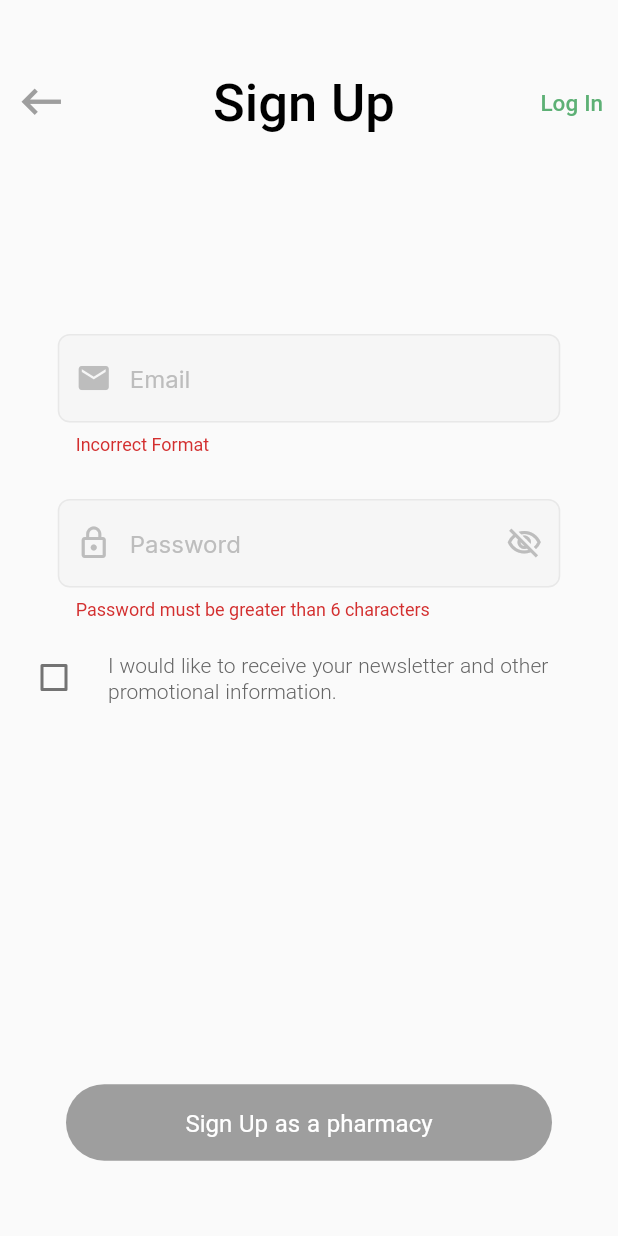
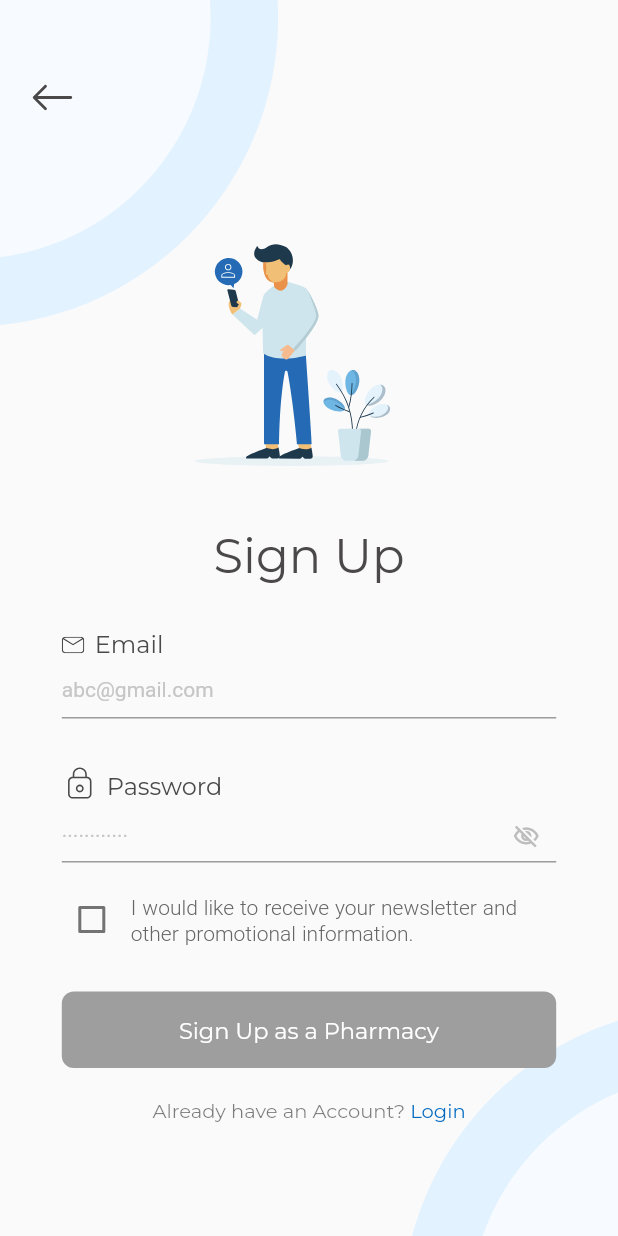
Before and after one commit to sgarg15/ConnectPharma, a Flutter app: the screen it shows after launch, after a tap on "Pharmacy", on a phone screen of 412 x 824 dp. Run offline on Flutter 3.47's test engine with Material 2 defaults, Android fonts, the phone set to English and light mode, and no system bars; our stand-ins replace cloud_firestore, cloud_functions, datetime_picker_formfield, device_preview, dio, email_validator and 16 more; missing offline and left inert: firebase_app_check, flutter_cached_pdfview, syncfusion_flutter_pdf; accounts and stored records are empty.

Commit message:
Added Pharmacy SignUp Page UI

```diff
--- a/lib/main.dart
+++ b/lib/main.dart
@@ -12,9 +12,11 @@
 import './src/screens/autoLogin.dart';
 import './src/screens/login.dart';
 import './src/screens/Pharmacy/Sign Up/1pharmacy_signup.dart';
-
 import 'src/providers/auth_provider.dart';
 import 'package:firebase_app_check/firebase_app_check.dart';
+import 'package:flutter/services.dart';
+import 'package:device_preview/device_preview.dart';
+
 
 //TODO: Change Registration Province In Pharmacist to ask for Full province and not abbreviation for pharmacist signup
 //Decrease Registration Number from 5 to 4 digits for pharmacist signup
@@ -58,12 +60,21 @@
 
   await dotenv.load();
   runApp(
-    const ProviderScope(
+    DevicePreview(
+      enabled: false,
+      builder: (context) {
+        return ProviderScope(
       child: MaterialApp(
+            useInheritedMediaQuery: true,
+            locale: DevicePreview.locale(context),
+            builder: DevicePreview.appBuilder,
         home: ConnectPharma(),
         debugShowCheckedModeBanner: false,
       ),
+        );
+      },
     ),
+
   );
 }
 
@@ -94,6 +105,10 @@
 
   @override
   Widget build(BuildContext context) {
+    SystemChrome.setPreferredOrientations([
+      DeviceOrientation.portraitUp,
+      DeviceOrientation.portraitDown,
+    ]);
     var selectUserTypeButtonStyle = ButtonStyle(
         backgroundColor: MaterialStateProperty.all(Colors.black.withOpacity(0.36)),
         elevation: MaterialStateProperty.all(0),
--- a/lib/src/screens/Pharmacy/Sign Up/1pharmacy_signup.dart
+++ b/lib/src/screens/Pharmacy/Sign Up/1pharmacy_signup.dart
@@ -7,7 +7,9 @@
 import 'package:connectpharma/src/providers/pharmacy_signup_provider.dart';
 import 'package:connectpharma/src/screens/Pharmacy/Sign Up/2accountInformation.dart';
 import 'package:connectpharma/src/screens/login.dart';
-
+import 'package:flutter_svg/flutter_svg.dart';
+import 'package:google_fonts/google_fonts.dart';
+import 'package:flutter/gestures.dart';
 import '../../../../all_used.dart';
 
 final pharmacySignUpProvider =
@@ -30,34 +32,173 @@
   bool checkedValue = false;
   bool passwordVisibility = false;
 
-  //String _password, _email;
-  final GlobalKey<FormState> _formKey = GlobalKey<FormState>();
+  final String backArrow = 'assets/icons/back-arrow.svg';
+  final String singUpDude = 'assets/icons/sign-up.svg';
+  final String emailIcon = 'assets/icons/emailIcon.svg';
+  final String passwordIcon = 'assets/icons/passwordIcon.svg';
+  final String cornerCircles = 'assets/icons/CornerDesigns.svg';
 
   @override
   void initState() {
     super.initState();
   }
 
-  @override
   Widget build(BuildContext context) {
     return Consumer(
       builder: (context, ref, child) {
         ref.watch(pharmacySignUpProvider);
 
-        return Scaffold(
-          resizeToAvoidBottomInset: false,
-          body: Container(
-            child: Stack(
-              alignment: Alignment.center,
+        return GestureDetector(
+          onTap: () {
+            FocusManager.instance.primaryFocus?.unfocus();
+          },
+          child: Scaffold(
+            resizeToAvoidBottomInset: true,
+            body: Stack(
               children: <Widget>[
-                //Back/Sign up/Log In Widgets
-                signUpHeader(context),
+                Container(
+                    transform: Matrix4.translationValues(MediaQuery.of(context).size.width * -0.55,
+                        MediaQuery.of(context).size.height * -0.28, 0),
+                    child: SvgPicture.asset(cornerCircles)),
+                Container(
+                    transform: Matrix4.translationValues(MediaQuery.of(context).size.width * 0.65,
+                        MediaQuery.of(context).size.height * 0.77, 0),
+                    child: SvgPicture.asset(cornerCircles)),
+                Padding(
+                  padding: EdgeInsets.only(left: 20, top: 50),
+                  child: GestureDetector(
+                    child: SvgPicture.asset(backArrow),
+                    onTap: () {
+                      Navigator.pop(context);
+                    },
+                  ),
+                ),
+                Center(
+                  child: Column(
+                    children: <Widget>[
+                      Expanded(
+                        child: LayoutBuilder(
+                          builder: (context, constraints) {
+                            return NotificationListener<OverscrollIndicatorNotification>(
+                              onNotification: (OverscrollIndicatorNotification overscroll) {
+                                overscroll.disallowIndicator();
+                                return true;
+                              },
+                              child: SingleChildScrollView(
+                                physics: ClampingScrollPhysics(),
+                                child: Column(
+                                  children: [
+                                    constraints.maxHeight > 700
+                                        ? SizedBox(height: 150)
+                                        : SizedBox(height: 70),
 
-                //Email/Password Widgets
-                signUpInfo(ref),
+                                    //Sign Up Picture
+                                    SvgPicture.asset(singUpDude),
+                                    SizedBox(height: 30),
+
+                                    //Sign Up Text
+                                    RichText(
+                                      text: TextSpan(
+                                        text: "Sign Up",
+                                        style: TextStyle(
+                                            fontSize: 32.0,
+                                            color: Color(0xFF4A4848),
+                                            fontFamily: GoogleFonts.montserrat(
+                                              fontWeight: FontWeight.w600,
+                                            ).fontFamily),
+                                      ),
+                                    ),
+                                    SizedBox(height: 30),
+
+                                    //Email Form
+                                    emailField(context, ref),
+                                    SizedBox(height: 30),
+
+                                    //Password Form
+                                    passwordField(context, ref),
+                                    SizedBox(height: 10),
+
+                                    //Newsletter Checkbox
+                                    Container(
+                                      width: MediaQuery.of(context).size.width * 0.8,
+                                      child: CheckboxListTile(
+                                        selectedTileColor: Color(0xFF0069C1),
+                                        activeColor: Color(0xFF0069C1),
+                                        contentPadding: EdgeInsets.only(left: 0, right: 0),
+                                        title: Transform.translate(
+                                          offset: Offset(-10, 0),
+                                          child: RichText(
+                                            text: TextSpan(
+                                              text:
+                                                  "I would like to receive your newsletter and other promotional information.",
+                                              style: TextStyle(
+                                                fontWeight: FontWeight.w300,
+                                                fontSize: 14.0,
+                                                color: Color(0xFF666666),
+                                              ),
+                                            ),
+                                          ),
+                                        ),
+                                        value: checkedValue,
+                                        onChanged: (newValue) {
+                                          //todo: Save the check value information to save to account
+                                          setState(() {
+                                            checkedValue = newValue!;
+                                          });
+                                        },
+                                        controlAffinity: ListTileControlAffinity
+                                            .leading, //  <-- leading Checkbox
+                                      ),
+                                    ),
+                                    SizedBox(height: 20),
 
                                     //Sign Up Button
-                signUpButton(ref, context),
+                                    signUpButton(context, ref),
+                                    SizedBox(height: 20),
+
+                                    //Sign Up Text
+                                    RichText(
+                                      text: TextSpan(
+                                        children: [
+                                          TextSpan(
+                                            text: "Already have an Account? ",
+                                            style: TextStyle(
+                                                fontSize: 13.0,
+                                                color: Color.fromARGB(169, 60, 60, 60),
+                                                fontFamily: GoogleFonts.montserrat(
+                                                  fontWeight: FontWeight.w400,
+                                                ).fontFamily),
+                                          ),
+                                          TextSpan(
+                                            recognizer: new TapGestureRecognizer()
+                                              ..onTap = () {
+                                                Navigator.push(
+                                                    context,
+                                                    MaterialPageRoute(
+                                                        builder: (context) => LogInPage()));
+                                              },
+                                            text: "Login",
+                                            style: TextStyle(
+                                                fontSize: 13.0,
+                                                color: Color(0xFF0069C1),
+                                                fontFamily: GoogleFonts.montserrat(
+                                                  fontWeight: FontWeight.w500,
+                                                ).fontFamily),
+                                          ),
+                                        ],
+                                      ),
+                                    ),
+                                    SizedBox(height: 20),
+                                  ],
+                                ),
+                              ),
+                            );
+                          },
+                        ),
+                      ),
+                    ],
+                  ),
+                ),
               ],
             ),
           ),
@@ -66,37 +207,150 @@
     );
   }
 
-  Align signUpButton(WidgetRef ref, BuildContext context) {
-    return Align(
-      alignment: Alignment(0, 0.87),
+  Container emailField(BuildContext context, WidgetRef ref) {
+    return Container(
+        width: MediaQuery.of(context).size.width * 0.8,
         child: Column(
           mainAxisSize: MainAxisSize.min,
           children: <Widget>[
-          //Sign Up Button
-          SizedBox(
-            width: 324,
+            Row(
+              children: <Widget>[
+                SvgPicture.asset(emailIcon, width: 15, height: 15),
+                Padding(
+                  padding: const EdgeInsets.only(left: 7),
+                  child: RichText(
+                      text: TextSpan(
+                          text: "Email",
+                          style: TextStyle(
+                              fontSize: 16.0,
+                              color: Color(0xFF4A4848),
+                              fontFamily: GoogleFonts.montserrat(fontWeight: FontWeight.normal)
+                                  .fontFamily))),
+                ),
+              ],
+            ),
+            TextFormField(
+              keyboardType: TextInputType.emailAddress,
+              textCapitalization: TextCapitalization.none,
+              onChanged: (String emailAddress) {
+                ref.read(pharmacySignUpProvider.notifier).changeEmail(emailAddress);
+              },
+              validator: (value) {
+                if (!EmailValidator.validate(value!)) {
+                  return "Incorrect Format";
+                }
+                return null;
+              },
+              autovalidateMode: AutovalidateMode.onUserInteraction,
+              initialValue: ref.read(pharmacySignUpProvider.notifier).email,
+              decoration: InputDecoration(
+                isDense: true,
+                hintText: "abc@gmail.com",
+                hintStyle: TextStyle(
+                  fontSize: 14.0,
+                  color: Color(0xFFC6C6C6),
+                ),
+                contentPadding: EdgeInsets.symmetric(
+                  vertical: 10,
+                  horizontal: 0,
+                ),
+              ),
+            ),
+          ],
+        ));
+  }
+
+  Container passwordField(BuildContext context, WidgetRef ref) {
+    return Container(
+      width: MediaQuery.of(context).size.width * 0.8,
+      child: Column(
+        mainAxisSize: MainAxisSize.min,
+        children: <Widget>[
+          Row(
+            mainAxisAlignment: MainAxisAlignment.start,
+            crossAxisAlignment: CrossAxisAlignment.center,
+            children: <Widget>[
+              SvgPicture.asset(passwordIcon, width: 25, height: 25),
+              Padding(
+                padding: const EdgeInsets.only(left: 5, top: 6),
+                child: RichText(
+                    text: TextSpan(
+                        text: "Password",
+                        style: TextStyle(
+                            fontSize: 16.0,
+                            color: Color(0xFF4A4848),
+                            fontFamily:
+                                GoogleFonts.montserrat(fontWeight: FontWeight.normal).fontFamily))),
+              ),
+            ],
+          ),
+          TextFormField(
+            keyboardType: TextInputType.visiblePassword,
+            obscureText: !passwordVisibility,
+            textCapitalization: TextCapitalization.none,
+            onChanged: (String password) {
+              ref.read(pharmacySignUpProvider.notifier).changePassword(password);
+            },
+            validator: (value) {
+              if (value!.length < 6) {
+                return "Password must be greater than 6 characters";
+              }
+              return null;
+            },
+            autovalidateMode: AutovalidateMode.onUserInteraction,
+            initialValue: ref.read(pharmacySignUpProvider.notifier).password,
+            decoration: InputDecoration(
+              suffixIconConstraints: BoxConstraints(minHeight: 40, minWidth: 40),
+              suffixIcon: IconButton(
+                padding: const EdgeInsets.only(top: 5),
+                constraints: BoxConstraints(),
+                icon: Icon(
+                    passwordVisibility ? Icons.visibility_outlined : Icons.visibility_off_outlined),
+                color: Color(0xFFBDBDBD),
+                splashRadius: 1,
+                onPressed: () {
+                  setState(() {
+                    passwordVisibility = !passwordVisibility;
+                  });
+                },
+              ),
+              isDense: true,
+              hintText: "............",
+              hintStyle: TextStyle(
+                fontSize: 14.0,
+                color: Color(0xFFC6C6C6),
+              ),
+            ),
+          ),
+        ],
+      ),
+    );
+  }
+
+  SizedBox signUpButton(BuildContext context, WidgetRef ref) {
+    return SizedBox(
+      width: MediaQuery.of(context).size.width * 0.8,
       height: 51,
       child: ElevatedButton(
         style: ButtonStyle(
             backgroundColor: MaterialStateProperty.resolveWith<Color>(
               (Set<MaterialState> states) {
                 if (states.contains(MaterialState.pressed)) {
-                        return Color(0xFF5DB075);
+                  return Color(0xFF0069C1);
                 } else if (states.contains(MaterialState.disabled)) {
                   return Colors.grey;
                 }
-                      return Color(0xFF5DB075); // Use the component's default.
+                return Color(0xFF0069C1); // Use the component's default.
               },
             ),
             shape: MaterialStateProperty.all<RoundedRectangleBorder>(RoundedRectangleBorder(
-                    borderRadius: BorderRadius.circular(100),
+              borderRadius: BorderRadius.circular(8),
             ))),
         onPressed: (ref.read(pharmacySignUpProvider.notifier).isValidSignUp())
             ? null
             : () async {
                 List<String> signInMethod = await FirebaseAuth.instance
-                          .fetchSignInMethodsForEmail(
-                              ref.read(pharmacySignUpProvider.notifier).email);
+                    .fetchSignInMethodsForEmail(ref.read(pharmacySignUpProvider.notifier).email);
                 if (signInMethod.isNotEmpty) {
                   print("-----------------ERROR------------------");
                   await showDialog(
@@ -121,196 +375,16 @@
               },
         child: RichText(
           text: TextSpan(
-                  text: "Sign Up as a pharmacy",
+            text: "Sign Up as a Pharmacy",
             style: TextStyle(
-                    fontSize: 16,
+              fontSize: 15,
               color: Colors.white,
+              fontFamily: GoogleFonts.montserrat(fontWeight: FontWeight.w600).fontFamily,
             ),
           ),
-              ),
-            ),
-          ),
-        ],
-      ),
-    );
-  }
-
-  Align signUpInfo(WidgetRef ref) {
-    return Align(
-      alignment: Alignment(0, -0.28),
-      child: Form(
-        key: _formKey,
-        autovalidateMode: AutovalidateMode.always,
-        child: Column(
-          mainAxisSize: MainAxisSize.min,
-          children: <Widget>[
-            //Email
-            CustomFormField(
-              hintText: "Email",
-              decoration: false,
-              keyboardStyle: TextInputType.emailAddress,
-              textCapitalization: TextCapitalization.none,
-              onChanged: (String emailAddress) {
-                ref.read(pharmacySignUpProvider.notifier).changeEmail(emailAddress);
-              },
-              validation: (value) {
-                if (!EmailValidator.validate(value)) {
-                  return "Incorrect Format";
-                }
-                return null;
-              },
-              initialValue: ref.read(pharmacySignUpProvider.notifier).email,
-              inputDecoration: InputDecoration(
-                focusedErrorBorder: OutlineInputBorder(
-                    borderRadius: BorderRadius.circular(8),
-                    borderSide: BorderSide(color: Color(0xFFE8E8E8))),
-                errorBorder: OutlineInputBorder(
-                    borderRadius: BorderRadius.circular(8),
-                    borderSide: BorderSide(color: Color(0xFFE8E8E8))),
-                filled: true,
-                fillColor: Color(0xFFF6F6F6),
-                enabledBorder: OutlineInputBorder(
-                    borderRadius: BorderRadius.circular(8),
-                    borderSide: BorderSide(color: Color(0xFFE8E8E8))),
-                focusedBorder: OutlineInputBorder(
-                  borderSide: BorderSide(color: Color(0xFFE8E8E8)),
-                  borderRadius: BorderRadius.circular(8.0),
-                ),
-                hintText: 'Email',
-                hintStyle: TextStyle(color: Color(0xFFBDBDBD), fontSize: 16),
-                prefixIcon: Icon(
-                  Icons.email,
-                  color: Color(0xFFBDBDBD),
-                ),
-              ),
-            ),
-
-            //Password
-            CustomFormField(
-              hintText: "Password",
-              obscureText: !passwordVisibility,
-              textCapitalization: TextCapitalization.none,
-              decoration: false,
-              keyboardStyle: TextInputType.emailAddress,
-              onChanged: (String password) {
-                ref.read(pharmacySignUpProvider.notifier).changePassword(password);
-              },
-              validation: (value) {
-                if (value!.length < 6) {
-                  return "Password must be greater than 6 characters";
-                }
-                return null;
-              },
-              initialValue: ref.read(pharmacySignUpProvider.notifier).password,
-              inputDecoration: InputDecoration(
-                filled: true,
-                fillColor: Color(0xFFF6F6F6),
-                focusedErrorBorder: OutlineInputBorder(
-                    borderRadius: BorderRadius.circular(8),
-                    borderSide: BorderSide(color: Color(0xFFE8E8E8))),
-                errorBorder: OutlineInputBorder(
-                    borderRadius: BorderRadius.circular(8),
-                    borderSide: BorderSide(color: Color(0xFFE8E8E8))),
-                enabledBorder: OutlineInputBorder(
-                    borderRadius: BorderRadius.circular(8),
-                    borderSide: BorderSide(color: Color(0xFFE8E8E8))),
-                focusedBorder: OutlineInputBorder(
-                  borderSide: BorderSide(color: Color(0xFFE8E8E8)),
-                  borderRadius: BorderRadius.circular(8.0),
-                ),
-                hintText: 'Password',
-                hintStyle: TextStyle(color: Color(0xFFBDBDBD), fontSize: 16),
-                prefixIcon: Icon(
-                  Icons.lock_outline,
-                  color: Color(0xFFBDBDBD),
-                ),
-                suffixIcon: IconButton(
-                  icon: Icon(passwordVisibility
-                      ? Icons.visibility_outlined
-                      : Icons.visibility_off_outlined),
-                  color: Color(0xFFBDBDBD),
-                  splashRadius: 1,
-                  onPressed: () {
-                    setState(() {
-                      passwordVisibility = !passwordVisibility;
-                    });
-                  },
-                ),
-              ),
-            ),
-            SizedBox(height: 10),
-
-            //Newsletter Check Box
-            CheckboxListTile(
-              title: RichText(
-                text: TextSpan(
-                  text:
-                      "I would like to receive your newsletter and other promotional information.",
-                  style: TextStyle(
-                    fontWeight: FontWeight.w300,
-                    fontSize: 14.0,
-                    color: Color(0xFF666666),
-                  ),
-                ),
-              ),
-              activeColor: Color(0xFF5DB075),
-              value: checkedValue,
-              onChanged: (newValue) {
-                //todo: Save the check value information to save to account
-                setState(() {
-                  checkedValue = newValue!;
-                });
-              },
-              controlAffinity: ListTileControlAffinity.leading, //  <-- leading Checkbox
-            ),
-          ],
         ),
       ),
     );
   }
 
-  Align signUpHeader(BuildContext context) {
-    return Align(
-      alignment: Alignment(0, -0.88),
-      child: Row(
-        mainAxisAlignment: MainAxisAlignment.spaceBetween,
-        children: <Widget>[
-          //Back Button
-          Padding(
-            padding: EdgeInsets.only(left: 10),
-            child: GestureDetector(
-              child: Icon(Icons.keyboard_backspace, size: 35.0, color: Colors.grey),
-              onTap: () {
-                Navigator.pop(context);
-              },
-            ),
-          ),
-          //Sign Up Text
-          RichText(
-            text: TextSpan(
-              text: "Sign Up",
-              style: TextStyle(fontWeight: FontWeight.w500, fontSize: 35.0, color: Colors.black),
-            ),
-          ),
-          //Log In Text
-          Padding(
-            padding: EdgeInsets.only(right: 10),
-            child: GestureDetector(
-              onTap: () {
-                //Go to Log In Page
-                Navigator.push(context, MaterialPageRoute(builder: (context) => LogInPage()));
-              },
-              child: RichText(
-                text: TextSpan(
-                  text: "Log In",
-                  style: TextStyle(
-                      fontWeight: FontWeight.w500, fontSize: 15.0, color: Color(0xFF5DB075)),
-                ),
-              ),
-            ),
-          )
-        ],
-      ),
-    );
 }
-}
--- a/pubspec.yaml
+++ b/pubspec.yaml
@@ -62,6 +62,7 @@
   syncfusion_flutter_pdf: ^19.4.40-beta
   firebase_app_check: ^0.0.6+3
   flutter_image_compress: ^1.1.0
+  device_preview: ^1.0.0
 
 
   # The following adds the Cupertino Icons font to your application.
```
Also changed, not shown: assets/icons/CornerDesigns.svg (added), assets/icons/back-arrow.svg (added), assets/icons/emailIcon.svg (added), assets/icons/passwordIcon.svg (added), assets/icons/sign-up.svg (added). Lines whose indentation alone changed are shown as unchanged.
